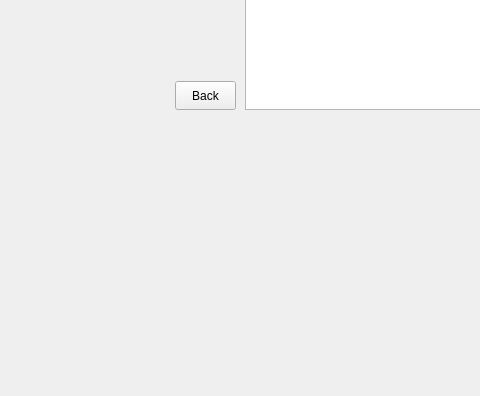
bahman2216/py2, file design.ui: the form before one commit; both pictures show x 84 to 564 and y 314 to 710 of the 920 by 710 pixel window.
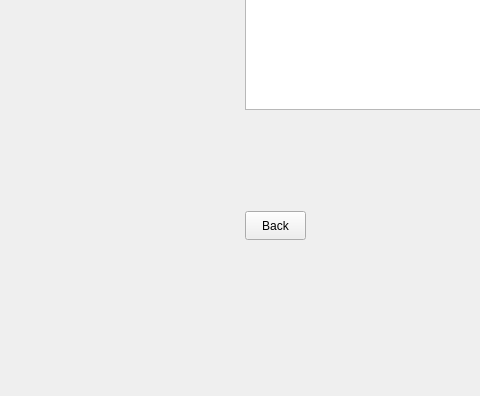
The form after the commit. The open tabs and pages were chosen to show the change. Icons and pictures are not drawn.

The edit to the form file:
```diff
--- a/design.ui
+++ b/design.ui
@@ -32,6 +32,9 @@
      <verstretch>0</verstretch>
     </sizepolicy>
    </property>
+   <property name="styleSheet">
+    <string notr="true"/>
+   </property>
    <layout class="QGridLayout" name="gridLayout">
     <item row="0" column="2">
      <widget class="QTabWidget" name="tabWidget">
@@ -47,6 +50,11 @@
         <bold>false</bold>
        </font>
       </property>
+      <property name="styleSheet">
+       <string notr="true">QPushButton:focus{ background-color: #c1c1c1; }
+QPushButton:hover{ background-color: white; }
+</string>
+      </property>
       <property name="currentIndex">
        <number>1</number>
       </property>
@@ -494,8 +502,8 @@
        <widget class="QPushButton" name="appsFullscreen_back">
         <property name="geometry">
          <rect>
-          <x>250</x>
-          <y>360</y>
+          <x>320</x>
+          <y>490</y>
           <width>61</width>
           <height>29</height>
          </rect>
```
Left out of the diff: 43 changed lines with no effect on the pictures.
